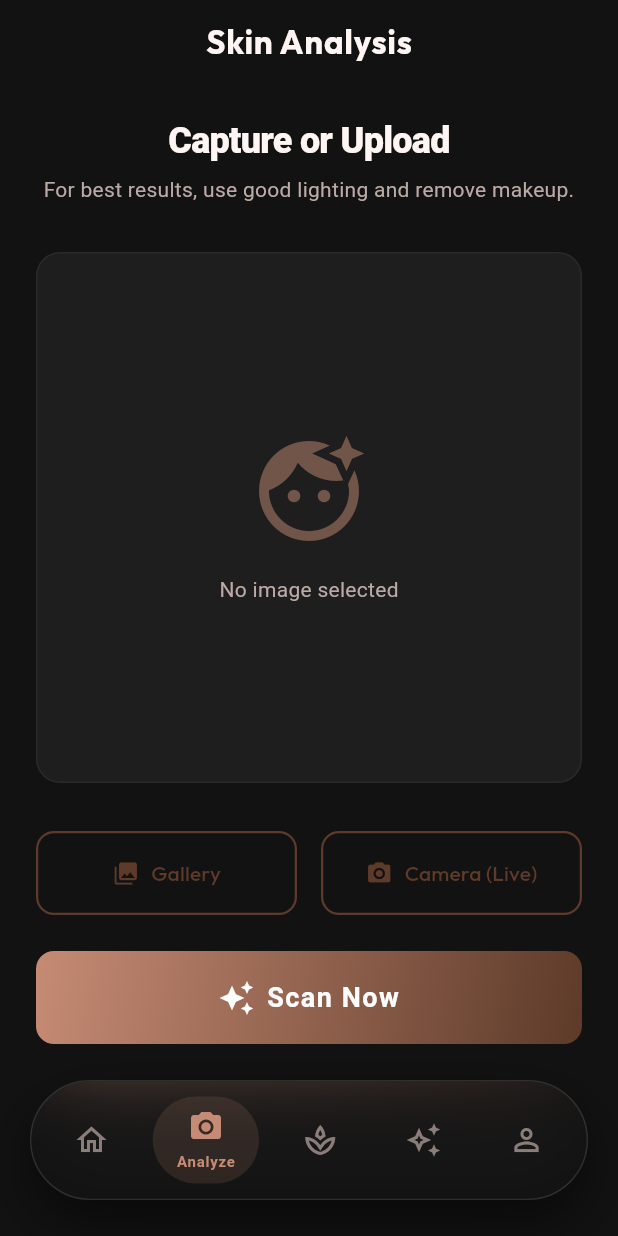
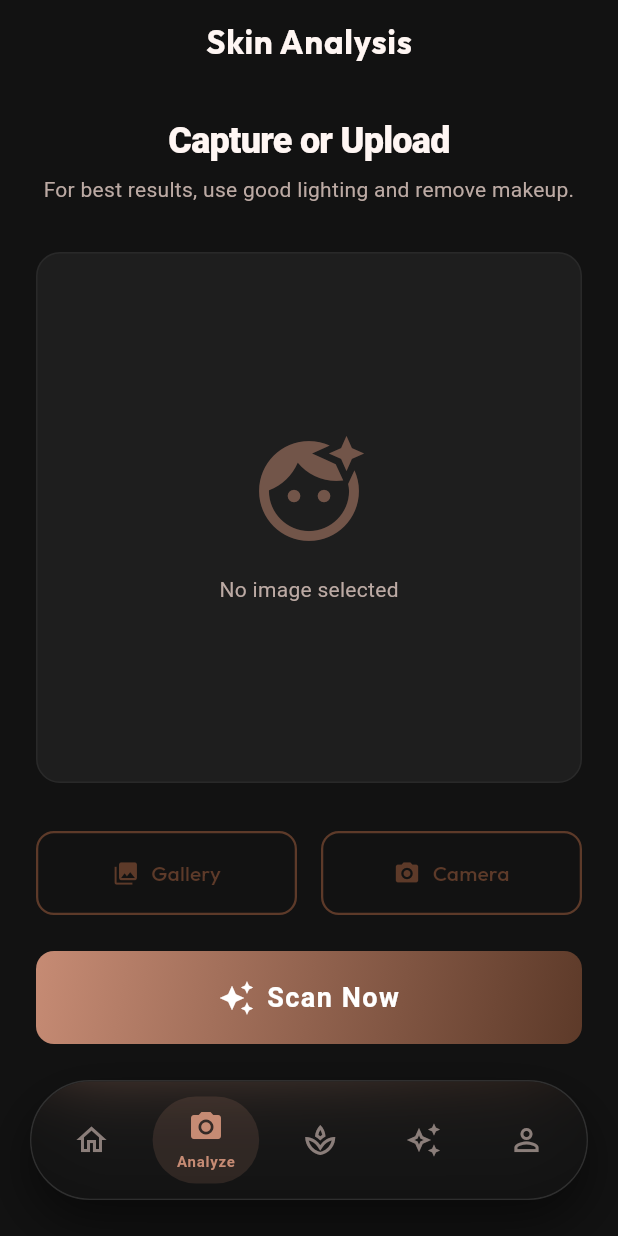
Before and after one commit to subiksenvs/DermaSense, a Flutter app: the screen it shows after launch, item 2 of the bottom bar chosen, on a phone screen of 412 x 824 dp. Run offline on Flutter 3.47's test engine with Material 3 defaults, Android fonts, the phone set to English and light mode, and no system bars; our stand-ins replace cached_network_image, camera, cloud_firestore, firebase_auth, firebase_core, flutter_dotenv and 8 more; accounts and stored records are empty.

Commit message:
Update clean textless logo and remove Live text

```diff
--- a/dermasense-ai/frontend/lib/screens/analysis/analysis_screen.dart
+++ b/dermasense-ai/frontend/lib/screens/analysis/analysis_screen.dart
@@ -165,7 +165,7 @@ class _AnalysisScreenState extends State<AnalysisScreen> {
                   Expanded(
                     child: OutlinedButton.icon(
                       icon: const Icon(Icons.camera_alt),
-                      label: const Text("Camera (Live)"),
+                      label: const Text("Camera"),
                       onPressed: _isAnalyzing ? null : () {
                         Navigator.push(
                           context,
```
